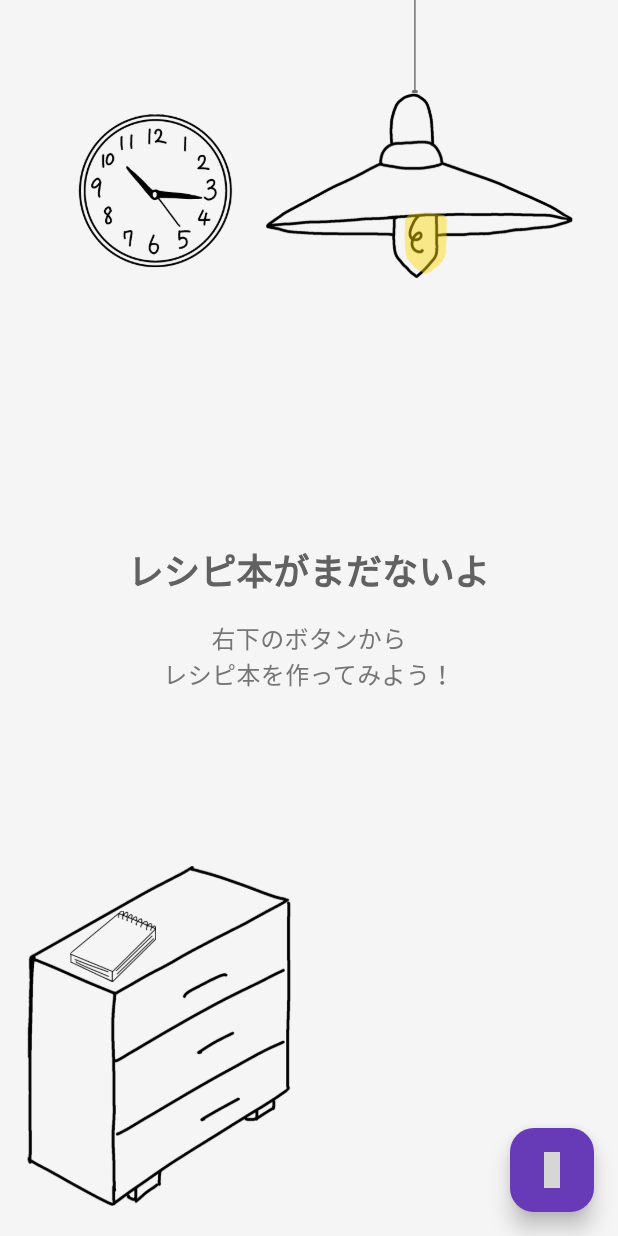
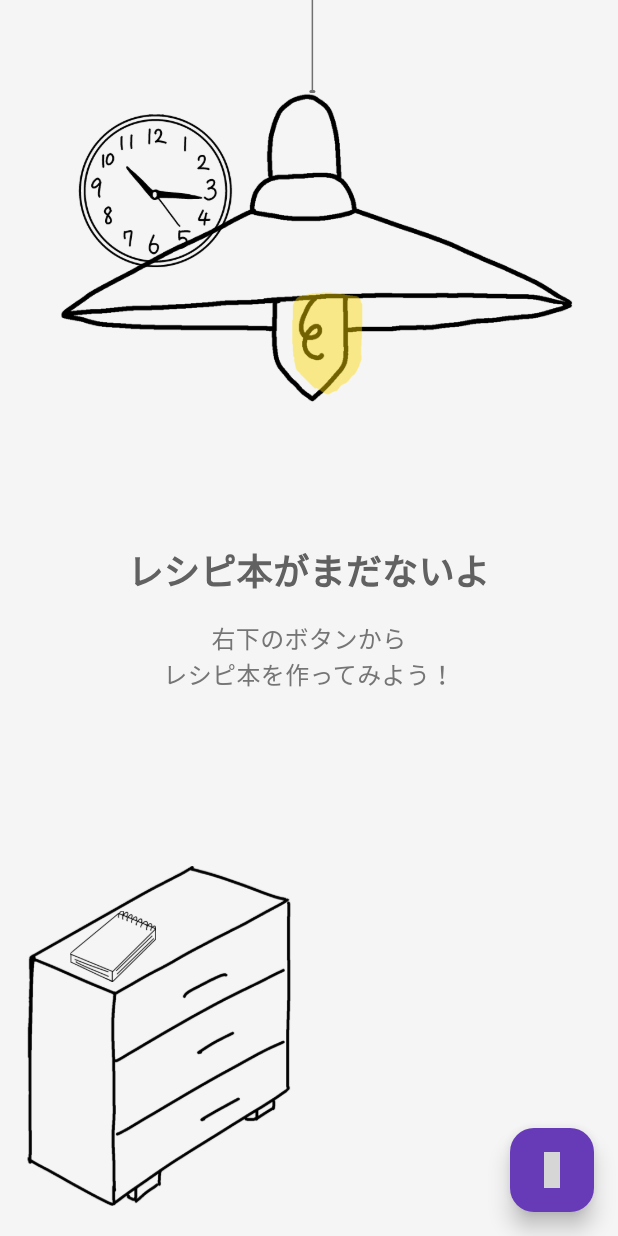
Before and after one commit to rai03k/tegaki-recipe, a Flutter app: the screen it shows after launch, on a phone screen of 412 x 824 dp. Run offline on Flutter 3.47's test engine with Material 3 defaults, Android fonts, the phone set to English and light mode, and no system bars; our stand-ins replace drift, drift_flutter, flutter_riverpod, freezed_annotation, go_router, hugeicons and 5 more; accounts and stored records are empty; generated files the repository leaves out were written again; Roboto replaces fonts that are missing (ArmedLemon); grey boxes are pictures that could not be loaded.

Commit message:
ランプ（電気）のサイズを画面高さの1/4に変更
- ランプサイズ: screenHeight / 4 (画面高の1/4)
- レスポンシブextension (.hfpu) から画面高さの直接比率計算に変更
- 棚と同じサイズ比率で統一された見た目に

```diff
--- a/lib/views/home_screen.dart
+++ b/lib/views/home_screen.dart
@@ -325,8 +325,9 @@ class _HomeScreenState extends ConsumerState<HomeScreen> {
               onTap: onThemeToggle,
               child: Builder(
                 builder: (context) {
-                  // レスポンシブサイズでランプサイズを計算（高さベース）
-                  final lampSize = 100.hfpu(context); // 高さベースで100px相当
+                  // ランプサイズを画面高さの比率で計算
+                  final screenHeight = MediaQuery.of(context).size.height;
+                  final lampSize = screenHeight / 4; // 画面高の1/4
 
                   return SizedBox(
                     height: lampSize,
```
